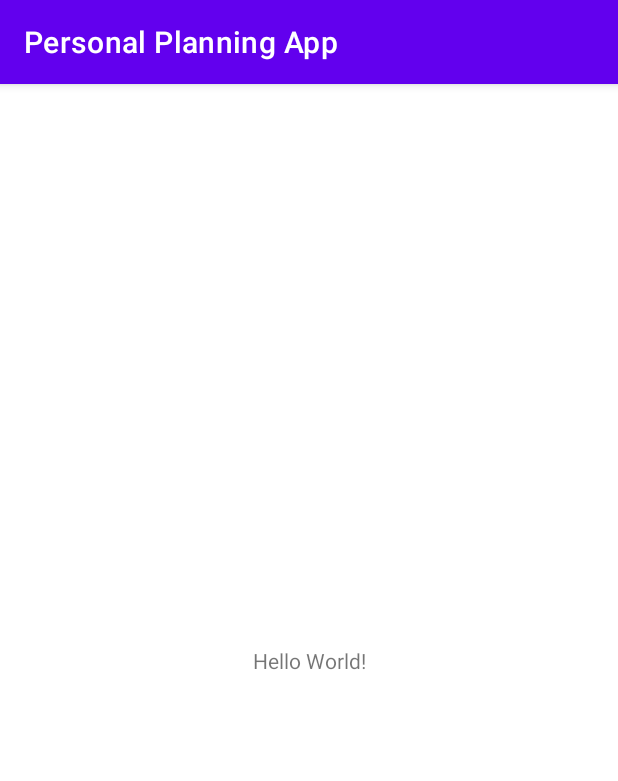
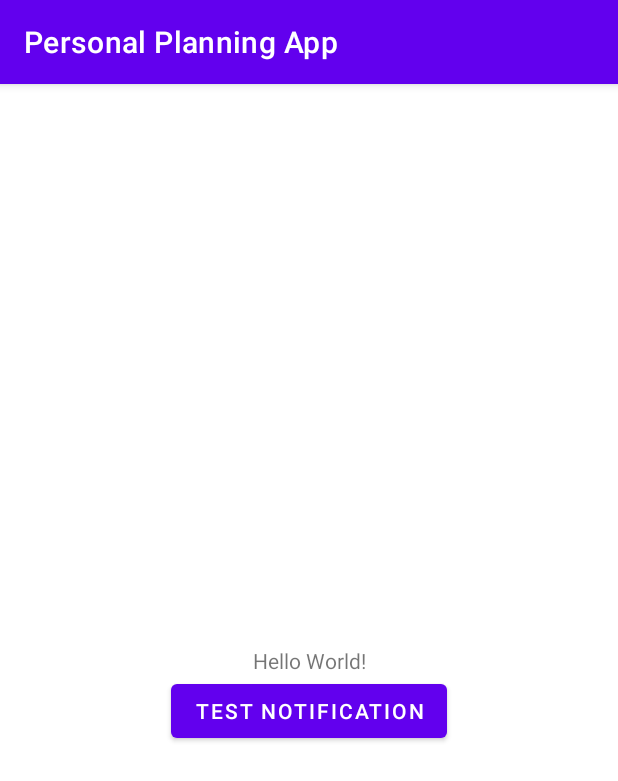
Before and after one commit to dragongling/Personal-planning-app, an Android app: the screen it shows after launch (MainActivity), on a phone screen of 412 x 824 dp. Shown: the top 781 px of the screen. Run offline under Robolectric (Android 15) with nearby library versions, the phone set to English and light mode, and no system bars.

Commit message:
Notification test

```diff
--- a/app/build.gradle
+++ b/app/build.gradle
@@ -1,6 +1,7 @@
 plugins {
     id 'com.android.application'
     id 'kotlin-android'
+    id 'kotlin-android-extensions'
 }
 
 android {
@@ -29,6 +30,7 @@ android {
     }
     kotlinOptions {
         jvmTarget = '1.8'
+        useIR = true
     }
 }
 
--- a/app/src/main/java/com/slesarenkoas/personalplanningapp/MainActivity.kt
+++ b/app/src/main/java/com/slesarenkoas/personalplanningapp/MainActivity.kt
@@ -1,11 +1,58 @@
 package com.slesarenkoas.personalplanningapp
 
+import android.app.NotificationChannel
+import android.app.NotificationManager
+import android.content.Context
+import android.os.Build
+import android.os.Bundle
+import android.os.SystemClock
 import androidx.appcompat.app.AppCompatActivity
-import android.os.Bundle
+import androidx.core.app.NotificationCompat
+import androidx.core.app.NotificationManagerCompat
+import kotlinx.android.synthetic.main.activity_main.*
+
 
 class MainActivity : AppCompatActivity() {
+    object ChannelIDs{
+        const val TEST: String = "Test"
+    }
+
     override fun onCreate(savedInstanceState: Bundle?) {
         super.onCreate(savedInstanceState)
         setContentView(R.layout.activity_main)
+
+        createNotificationChannel()
+
+        val builder = NotificationCompat.Builder(this, ChannelIDs.TEST)
+                .setSmallIcon(R.drawable.ic_launcher_foreground)
+                .setContentTitle("Title")
+                .setContentText("Content")
+                .setPriority(NotificationCompat.PRIORITY_DEFAULT)
+
+        testNotificationButton.setOnClickListener {
+            with(NotificationManagerCompat.from(this)) {
+                // notificationId is a unique int for each notification that you must define
+                val oneTimeID = SystemClock.uptimeMillis().toInt()
+                notify(BuildConfig.APPLICATION_ID, oneTimeID, builder.build())
+            }
+        }
     }
+
+    private fun createNotificationChannel() {
+        // Create the NotificationChannel, but only on API 26+ because
+        // the NotificationChannel class is new and not in the support library
+        if (Build.VERSION.SDK_INT >= Build.VERSION_CODES.O) {
+            val name = "Test"
+            val descriptionText = "Test notifications"
+            val importance = NotificationManager.IMPORTANCE_DEFAULT
+            val channel = NotificationChannel(ChannelIDs.TEST, name, importance).apply {
+                description = descriptionText
+            }
+            // Register the channel with the system
+            val notificationManager: NotificationManager =
+                    getSystemService(Context.NOTIFICATION_SERVICE) as NotificationManager
+            notificationManager.createNotificationChannel(channel)
+        }
+    }
+
 }
--- a/app/src/main/res/layout/activity_main.xml
+++ b/app/src/main/res/layout/activity_main.xml
@@ -7,6 +7,7 @@
     tools:context=".MainActivity">
 
     <TextView
+        android:id="@+id/helloWorldLabel"
         android:layout_width="wrap_content"
         android:layout_height="wrap_content"
         android:text="Hello World!"
@@ -15,4 +16,14 @@
         app:layout_constraintRight_toRightOf="parent"
         app:layout_constraintTop_toTopOf="parent" />
 
+    <Button
+        android:id="@+id/testNotificationButton"
+        android:layout_width="wrap_content"
+        android:layout_height="wrap_content"
+        android:text="@string/test_notification_button"
+        app:layout_constraintTop_toBottomOf="@id/helloWorldLabel"
+        app:layout_constraintLeft_toLeftOf="parent"
+        app:layout_constraintRight_toRightOf="parent"
+        />
+
 </androidx.constraintlayout.widget.ConstraintLayout>
--- a/app/src/main/res/values/strings.xml
+++ b/app/src/main/res/values/strings.xml
@@ -1,3 +1,4 @@
 <resources>
     <string name="app_name">Personal Planning App</string>
+    <string name="test_notification_button">Test Notification</string>
 </resources>
--- a/build.gradle
+++ b/build.gradle
@@ -1,6 +1,6 @@
 // Top-level build file where you can add configuration options common to all sub-projects/modules.
 buildscript {
-    ext.kotlin_version = "1.4.30"
+    ext.kotlin_version = "1.4.31"
     repositories {
         google()
         jcenter()
```
Also changed, not shown: 1 other file.
